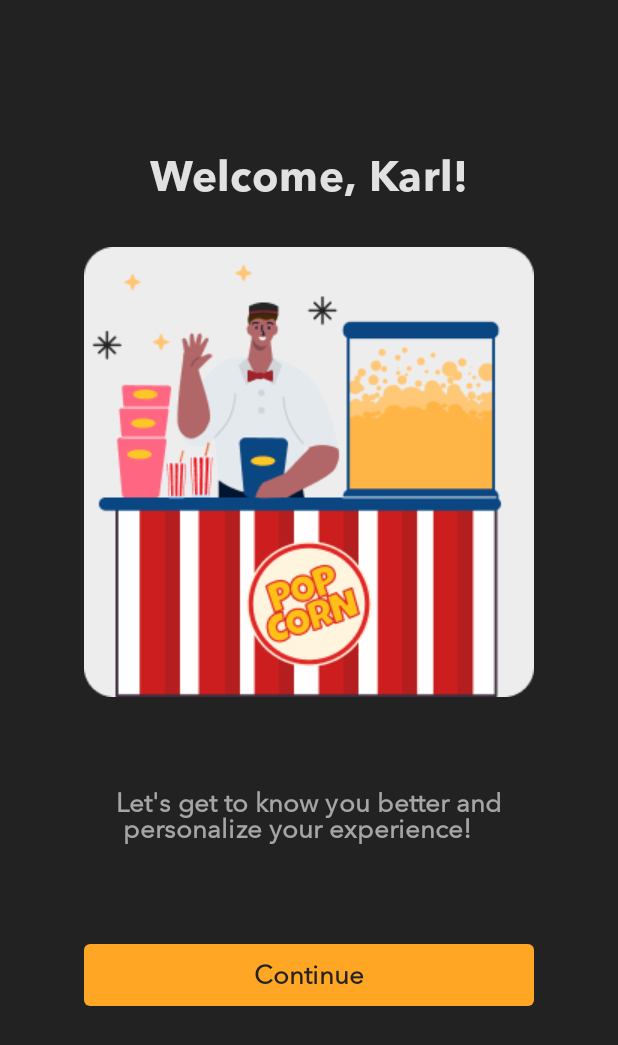
After one commit to avasiaxx/ReelTalk, an Android app: the WelcomeUserFragment screen opened through its navigation route, on a phone screen of 412 x 824 dp. The commit adds this screen. Shown: the top 1045 px of the screen. Run offline under Robolectric (Android 15) with nearby library versions, the phone set to English and light mode, and no system bars; 1 statement that could not run was skipped.

Commit message:
Welcome User Fragment created and documentation added

```diff
--- a/app/src/main/java/com/avasia/reeltalk/pushnotificationprompt/PushNotificationFragment.kt
+++ b/app/src/main/java/com/avasia/reeltalk/pushnotificationprompt/PushNotificationFragment.kt
@@ -5,10 +5,20 @@ import android.view.LayoutInflater
 import android.view.View
 import android.view.ViewGroup
 import androidx.fragment.app.Fragment
+import androidx.navigation.fragment.findNavController
 import com.avasia.reeltalk.R
+import com.avasia.reeltalk.databinding.FragmentPushNotificationsBinding
 
-class PushNotificationFragment: Fragment() {
+/**
+ * Fragment for managing push notification settings.
+ *
+ * This Fragment allows users to configure their push notification preferences. It provides an option
+ * to turn off push notifications and navigate to a welcome or user settings page.
+ */
+class PushNotificationFragment : Fragment() {
 
+    private var _binding: FragmentPushNotificationsBinding? = null
+    private val binding get() = _binding!!
     override fun onCreateView(
         inflater: LayoutInflater,
         container: ViewGroup?,
@@ -16,4 +26,18 @@ class PushNotificationFragment: Fragment() {
     ): View? {
         return inflater.inflate(R.layout.fragment_push_notifications, container, false)
     }
+
+
+    override fun onViewCreated(view: View, savedInstanceState: Bundle?) {
+        super.onViewCreated(view, savedInstanceState)
+        _binding = FragmentPushNotificationsBinding.bind(view)
+        binding.turnOff.setOnClickListener {
+            findNavController().navigate(R.id.welcomeUserFragment)
+        }
+    }
+
+    override fun onDestroy() {
+        super.onDestroy()
+        _binding = null
+    }
 }
--- /dev/null
+++ b/app/src/main/java/com/avasia/reeltalk/welcomescreens/welcomeuser/WelcomeUserFragment.kt
@@ -0,0 +1,25 @@
+package com.avasia.reeltalk.welcomescreens.welcomeuser
+
+import android.os.Bundle
+import android.view.LayoutInflater
+import android.view.View
+import android.view.ViewGroup
+import androidx.fragment.app.Fragment
+import com.avasia.reeltalk.R
+
+/**
+ * Fragment to welcome the user.
+ *
+ * This Fragment is designed to provide a warm welcome to the user when they first enter
+ * a particular section of the app or when they are new to the app. It typically displays
+ * a user-friendly welcome message or introductory content.
+ */
+class WelcomeUserFragment : Fragment() {
+    override fun onCreateView(
+        inflater: LayoutInflater,
+        container: ViewGroup?,
+        savedInstanceState: Bundle?
+    ): View? {
+        return inflater.inflate(R.layout.fragment_welcome_user, container, false)
+    }
+}
--- /dev/null
+++ b/app/src/main/res/layout/fragment_welcome_user.xml
@@ -0,0 +1,51 @@
+<?xml version="1.0" encoding="utf-8"?>
+<androidx.constraintlayout.widget.ConstraintLayout xmlns:android="http://schemas.android.com/apk/res/android"
+    xmlns:app="http://schemas.android.com/apk/res-auto"
+    android:layout_width="match_parent"
+    android:layout_height="match_parent">
+
+    <TextView
+        android:id="@+id/title"
+        style="@style/TitleH2"
+        android:layout_width="wrap_content"
+        android:layout_height="wrap_content"
+        android:layout_marginTop="100dp"
+        android:text="@string/welcome_karl"
+        app:layout_constraintEnd_toEndOf="parent"
+        app:layout_constraintStart_toStartOf="parent"
+        app:layout_constraintTop_toTopOf="parent" />
+
+    <ImageView
+        android:id="@+id/imageView"
+        android:layout_width="wrap_content"
+        android:layout_height="wrap_content"
+        android:layout_marginTop="30dp"
+        android:contentDescription="@string/image"
+        app:layout_constraintEnd_toEndOf="parent"
+        app:layout_constraintStart_toStartOf="parent"
+        app:layout_constraintTop_toBottomOf="@id/title"
+        app:srcCompat="@drawable/illustration1" />
+
+    <TextView
+        android:id="@+id/welcomeDescription"
+        style="@style/BodyText"
+        android:layout_width="wrap_content"
+        android:layout_height="wrap_content"
+        android:layout_marginTop="60dp"
+        android:text="@string/let_s_get_to_know_you_better"
+        app:layout_constraintEnd_toEndOf="parent"
+        app:layout_constraintStart_toStartOf="parent"
+        app:layout_constraintTop_toBottomOf="@id/imageView" />
+
+    <com.google.android.material.button.MaterialButton
+        android:id="@+id/continueBtn"
+        style="@style/MaterialButtonStyle"
+        android:layout_width="300dp"
+        android:layout_height="wrap_content"
+        android:layout_marginTop="60dp"
+        android:padding="10dp"
+        android:text="@string/continueText"
+        app:layout_constraintEnd_toEndOf="parent"
+        app:layout_constraintStart_toStartOf="parent"
+        app:layout_constraintTop_toBottomOf="@id/welcomeDescription" />
+</androidx.constraintlayout.widget.ConstraintLayout>
--- a/app/src/main/res/navigation/nav_graph.xml
+++ b/app/src/main/res/navigation/nav_graph.xml
@@ -45,5 +45,13 @@
     <fragment
         android:id="@+id/pushNotificationFragment"
         android:name="com.avasia.reeltalk.pushnotificationprompt.PushNotificationFragment"
-        android:label="PushNotificationFragment" />
+        android:label="PushNotificationFragment" >
+        <action
+            android:id="@+id/action_pushNotificationFragment_to_welcomeUserFragment"
+            app:destination="@id/welcomeUserFragment" />
+    </fragment>
+    <fragment
+        android:id="@+id/welcomeUserFragment"
+        android:name="com.avasia.reeltalk.welcomescreens.welcomeuser.WelcomeUserFragment"
+        android:label="WelcomeUserFragment" />
 </navigation>
--- a/app/src/main/res/values/strings.xml
+++ b/app/src/main/res/values/strings.xml
@@ -21,4 +21,6 @@
     <string name="you_can_turn_it_off">You can turn it off anytime in the system\n notification settings.</string>
     <string name="turn_off_notifications">Turn off notifications</string>
     <string name="not_now">Not now</string>
+    <string name="welcome_karl">Welcome, Karl!</string>
+    <string name="let_s_get_to_know_you_better">Let\'s get to know you better and\n personalize your experience!</string>
 </resources>
```
Also changed, not shown: app/src/main/java/com/avasia/reeltalk/welcomescreens/welcomepages/WelcomePageFragment.kt (+8 -0 lines), app/src/main/res/drawable/illustration4.png (added).
